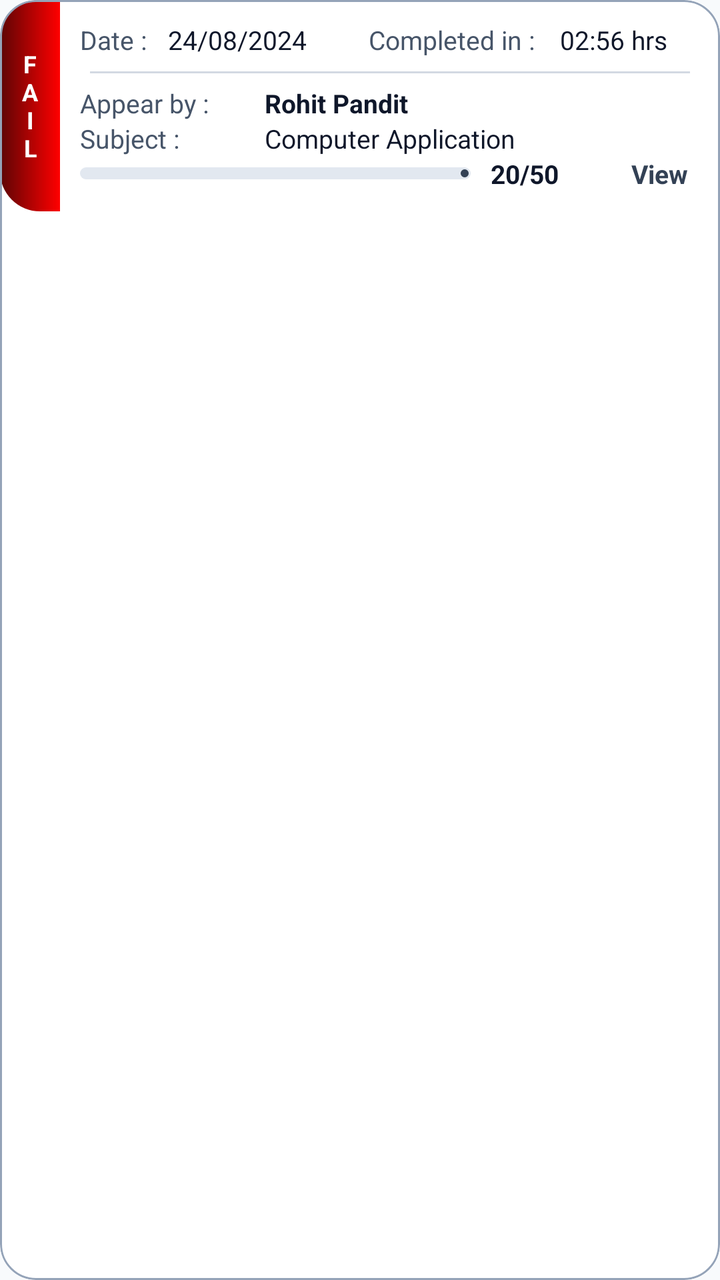
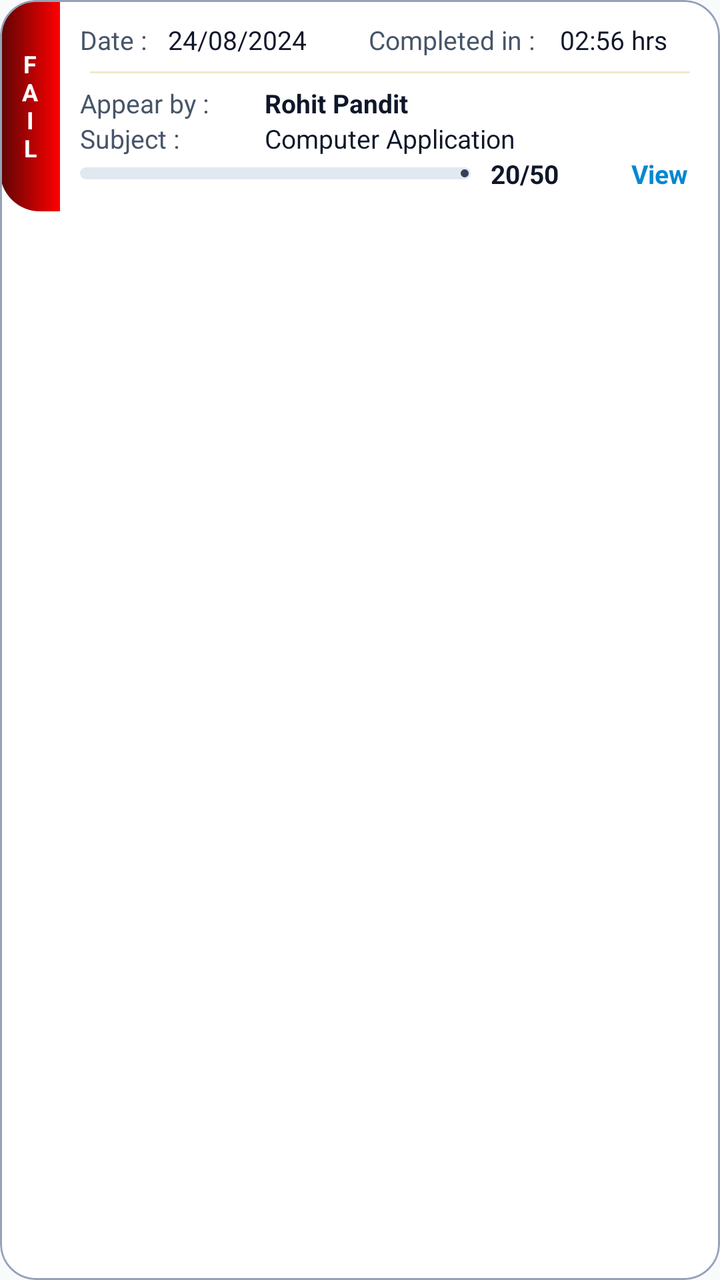

Two renders of the same Android screen: before a commit and after it. Below are the layout's source before the change and the commit's diff.
<!-- AndroidManifest.xml: application theme Theme.TestMaster -->
<!-- res/layout/layout_student_leaderboard.xml -->
<?xml version="1.0" encoding="utf-8"?>
<com.google.android.material.card.MaterialCardView xmlns:android="http://schemas.android.com/apk/res/android"
    xmlns:app="http://schemas.android.com/apk/res-auto"
    xmlns:tools="http://schemas.android.com/tools"
    android:layout_width="match_parent"
    android:layout_height="wrap_content"
    android:layout_marginVertical="6dp"
    app:cardBackgroundColor="@color/surface"
    app:cardCornerRadius="18dp"
    app:cardElevation="0dp"
    app:strokeColor="@color/outline"
    app:strokeWidth="1dp">

    <LinearLayout
        android:layout_width="match_parent"
        android:layout_height="wrap_content">

        
        <LinearLayout
            android:id="@+id/ll_result_status"
            android:layout_width="30dp"
            android:layout_height="match_parent"
            android:background="@drawable/red_left_corner_background">

            <TextView
                android:id="@+id/tv_result_status"
                android:layout_width="match_parent"
                android:layout_height="match_parent"
                android:layout_marginHorizontal="10dp"
                android:gravity="center"
                android:text="F\nA\nI\nL"
                android:textColor="@android:color/white"
                android:textSize="12sp"
                android:textStyle="bold" />
        </LinearLayout>

        
        <LinearLayout
            android:layout_width="match_parent"
            android:layout_height="wrap_content"
            android:orientation="vertical"
            android:padding="10dp">

            <LinearLayout
                android:layout_width="match_parent"
                android:layout_height="wrap_content"
                android:weightSum="3.5">

                <TextView
                    android:layout_width="0dp"
                    android:layout_height="wrap_content"
                    android:layout_weight=".5"
                    android:text="Date : "
                    android:textColor="@color/onSurfaceVariant"
                    android:textSize="13sp" />

                <TextView
                    android:id="@+id/attempt_date"
                    android:layout_width="0dp"
                    android:layout_height="wrap_content"
                    android:layout_weight="1"
                    android:text="24/08/2024"
                    android:textColor="@color/onSurface"
                    android:textSize="13sp" />

                <TextView
                    android:layout_width="0dp"
                    android:layout_height="wrap_content"
                    android:layout_weight="1.2"
                    android:gravity="center"
                    android:padding="1dp"
                    android:text="Completed in :"
                    android:textColor="@color/onSurfaceVariant"
                    android:textSize="13sp" />

                <TextView
                    android:id="@+id/completedIn_time"
                    android:layout_width="0dp"
                    android:layout_height="wrap_content"
                    android:layout_weight=".8"
                    android:padding="1dp"
                    android:text="02:56 hrs"
                    android:textColor="@color/onSurface"
                    android:textSize="13sp" />

            </LinearLayout>

            <View
                android:layout_width="match_parent"
                android:layout_height="1dp"
                android:layout_marginHorizontal="5dp"
                android:layout_marginTop="6dp"
                android:alpha="0.4"
                android:background="@color/outline" />

            <LinearLayout
                android:layout_width="match_parent"
                android:layout_height="wrap_content"
                android:layout_marginTop="6dp"
                android:weightSum="2">

                <TextView
                    android:layout_width="0dp"
                    android:layout_height="wrap_content"
                    android:layout_weight=".55"
                    android:text="Appear by : "
                    android:textColor="@color/onSurfaceVariant"
                    android:textSize="13sp" />

                <TextView
                    android:id="@+id/appear_by"
                    android:layout_width="0dp"
                    android:layout_height="wrap_content"
                    android:layout_marginStart="10dp"
                    android:layout_weight="1.45"
                    android:text="Rohit Pandit"
                    android:textColor="@color/onSurface"
                    android:textSize="13sp"
                    android:textStyle="bold" />

            </LinearLayout>

            <LinearLayout
                android:layout_width="match_parent"
                android:layout_height="wrap_content"
                android:weightSum="2">

                <TextView
                    android:layout_width="0dp"
                    android:layout_height="wrap_content"
                    android:layout_weight=".55"
                    android:text="Subject : "
                    android:textColor="@color/onSurfaceVariant"
                    android:textSize="13sp" />

                <TextView
                    android:id="@+id/subject_name"
                    android:layout_width="0dp"
                    android:layout_height="wrap_content"
                    android:layout_marginStart="10dp"
                    android:layout_weight="1.45"
                    android:ellipsize="end"
                    android:maxLines="1"
                    android:text="Computer Application"
                    android:textColor="@color/onSurface"
                    android:textSize="13sp" />
            </LinearLayout>

            <LinearLayout
                android:layout_width="match_parent"
                android:layout_height="wrap_content"
                android:gravity="center_vertical"
                android:weightSum="2.3">

                <com.google.android.material.progressindicator.LinearProgressIndicator
                    android:id="@+id/pr_markScored"
                    android:layout_width="0dp"
                    android:layout_height="wrap_content"
                    android:layout_weight="1.5"
                    android:max="50"
                    android:progress="20"
                    app:indicatorColor="@color/accent"
                    app:trackColor="@color/progress_track"
                    app:trackCornerRadius="4dp"
                    app:trackThickness="6dp" />

                <TextView
                    android:id="@+id/tv_exam_mark"
                    android:layout_width="0dp"
                    android:layout_height="wrap_content"
                    android:layout_marginStart="10dp"
                    android:layout_weight=".5"
                    android:text="20/50"
                    android:textColor="@color/onSurface"
                    android:textSize="13sp"
                    android:textStyle="bold" />

                <TextView
                    android:id="@+id/tv_view_info"
                    android:layout_width="0dp"
                    android:layout_height="wrap_content"
                    android:layout_weight=".3"
                    android:paddingStart="5dp"
                    android:text="View"
                    android:textColor="@color/accent"
                    android:textSize="13sp"
                    android:textStyle="bold" />
            </LinearLayout>
        </LinearLayout>
    </LinearLayout>
</com.google.android.material.card.MaterialCardView>
<!-- resources referenced by this layout -->
<resources>
  <color name="accent">#334155</color>
  <color name="onSurface">#0F172A</color>
  <color name="onSurfaceVariant">#475569</color>
  <color name="outline">#94A3B8</color>
  <color name="progress_track">#E2E8F0</color>
  <color name="surface">#FFFFFF</color>
  <!-- drawable red_left_corner_background (drawable) -->
  <?xml version="1.0" encoding="utf-8"?>
  <shape xmlns:android="http://schemas.android.com/apk/res/android"
      android:shape="rectangle">
      <gradient android:startColor="#5C0505"
          android:endColor="#FF0000"/>
      <corners android:bottomLeftRadius="20dp"
          android:topLeftRadius="20dp"/>
  </shape>
  <style name="Theme.TestMaster" parent="Base.Theme.TestMaster" />
  <style name="Base.Theme.TestMaster" parent="Theme.Material3.DayNight.NoActionBar">
          
          <item name="colorPrimary">@color/primary</item>
          <item name="colorOnPrimary">@color/onPrimary</item>
          <item name="colorPrimaryContainer">@color/primaryContainer</item>
          <item name="colorOnPrimaryContainer">@color/onPrimaryContainer</item>
  
          <item name="colorSecondary">@color/secondary</item>
          <item name="colorOnSecondary">@color/onSecondary</item>
          <item name="colorSecondaryContainer">@color/secondaryContainer</item>
          <item name="colorOnSecondaryContainer">@color/onSecondaryContainer</item>
  
          
          <item name="android:windowBackground">@color/background</item>
          <item name="colorSurface">@color/surface</item>
          <item name="colorOnSurface">@color/onSurface</item>
          <item name="colorSurfaceVariant">@color/surfaceVariant</item>
          <item name="colorOnSurfaceVariant">@color/onSurfaceVariant</item>
          <item name="colorOutline">@color/outline</item>
  
          
          <item name="colorError">@color/error</item>
          <item name="colorOnError">@color/onError</item>
          <item name="colorErrorContainer">@color/errorContainer</item>
          <item name="colorOnErrorContainer">@color/onErrorContainer</item>
  
          
          <item name="android:statusBarColor">@color/surface</item>
          <item name="android:windowLightStatusBar">true</item>
      </style>
  <color name="primary">#FFFFFF</color>
  <color name="onPrimary">#0F172A</color>
  <color name="primaryContainer">#F1F5F9</color>
  <color name="onPrimaryContainer">#0F172A</color>
  <color name="secondary">#64748B</color>
  <color name="onSecondary">#FFFFFF</color>
  <color name="secondaryContainer">#E2E8F0</color>
  <color name="onSecondaryContainer">#0F172A</color>
  <color name="background">#F8FAFC</color>
  <color name="surfaceVariant">#E2E8F0</color>
  <color name="error">#DC2626</color>
  <color name="onError">#FFFFFF</color>
  <color name="errorContainer">#FEE2E2</color>
  <color name="onErrorContainer">#7F1D1D</color>
</resources>

<!-- the commit's change to res/layout/layout_student_leaderboard.xml (unified diff, before → after) -->
@@ -2,6 +2,7 @@
 <com.google.android.material.card.MaterialCardView xmlns:android="http://schemas.android.com/apk/res/android"
     xmlns:app="http://schemas.android.com/apk/res-auto"
     xmlns:tools="http://schemas.android.com/tools"
+    android:id="@+id/mc_leader"
     android:layout_width="match_parent"
     android:layout_height="wrap_content"
     android:layout_marginVertical="6dp"
@@ -90,8 +91,8 @@
                 android:layout_height="1dp"
                 android:layout_marginHorizontal="5dp"
                 android:layout_marginTop="6dp"
-                android:alpha="0.4"
-                android:background="@color/outline" />
+                android:alpha="0.2"
+                android:background="@color/gold" />
 
             <LinearLayout
                 android:layout_width="match_parent"
@@ -182,7 +183,7 @@
                     android:layout_weight=".3"
                     android:paddingStart="5dp"
                     android:text="View"
-                    android:textColor="@color/accent"
+                    android:textColor="@color/bluetint"
                     android:textSize="13sp"
                     android:textStyle="bold" />
             </LinearLayout>
<!-- resource entries referenced after the edit -->
@@ -1,6 +1,8 @@
 <!-- resources referenced by this layout -->
 <resources>
   <color name="accent">#334155</color>
+  <color name="bluetint">#0288D1</color>
+  <color name="gold">#C79000</color>
   <color name="onSurface">#0F172A</color>
   <color name="onSurfaceVariant">#475569</color>
   <color name="outline">#94A3B8</color>
@@ -43,6 +45,9 @@
           <item name="colorOnErrorContainer">@color/onErrorContainer</item>
   
           
+          <item name="colorControlActivated">@color/accent</item>
+  
+          
           <item name="android:statusBarColor">@color/surface</item>
           <item name="android:windowLightStatusBar">true</item>
       </style>
